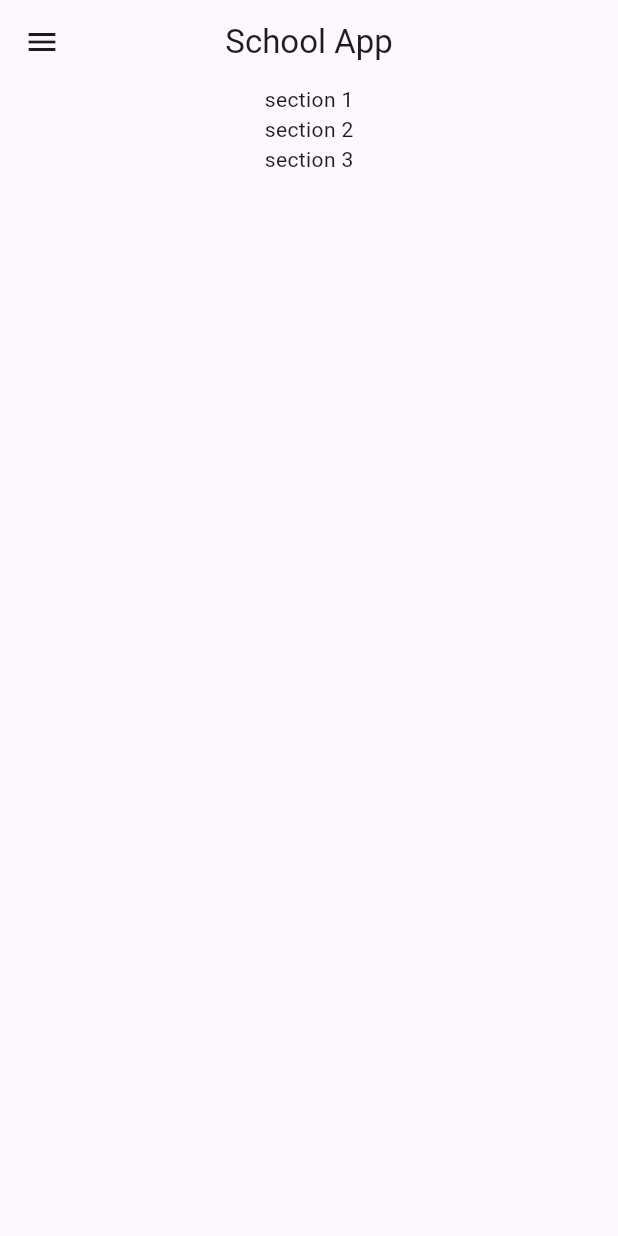
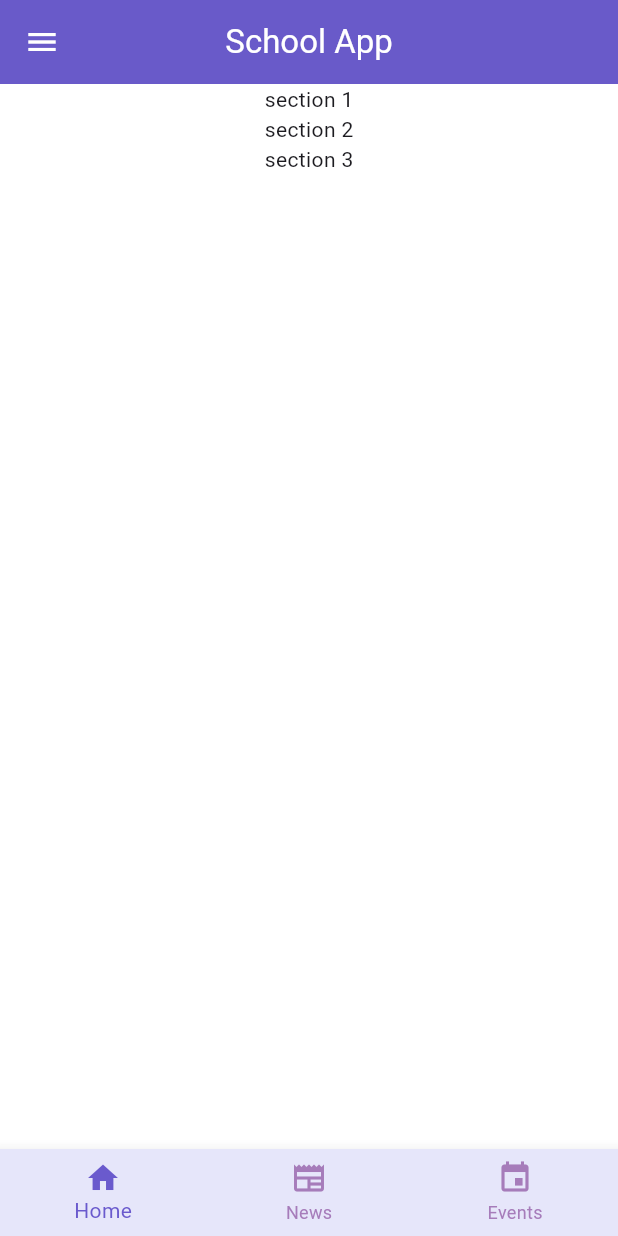
Before and after one commit to AndrewO777/MobileClient-CS321, a Flutter app: the screen it shows after launch, on a phone screen of 412 x 824 dp. Run offline on Flutter 3.47's test engine with Material 3 defaults, Android fonts, the light colour scheme and no system bars; our stand-ins replace go_router.

Commit message:
Added GoRouter and Scaffold

```diff
--- a/lib/main.dart
+++ b/lib/main.dart
@@ -1,5 +1,5 @@
 import 'package:flutter/material.dart';
-import 'pages/home_page.dart';
+import 'router/app_router.dart';
 
 void main() {
   runApp(const MyApp());
@@ -10,11 +10,37 @@ class MyApp extends StatelessWidget {
 
   @override
   Widget build(BuildContext context) {
-    return MaterialApp(
-      title: 'School App',
-      home: const HomePage(),
-      //For the future
-      //news: const NewsPage(),
+    return MaterialApp.router(
+      title: 'NERD Tech School',
+      theme: ThemeData(
+        useMaterial3: true,
+        colorScheme: ColorScheme.fromSeed(
+          seedColor: const Color(0xFF6A5ACD),
+          primary: const Color(0xFF6A5ACD),
+          secondary: const Color(0xFFA67CBA),
+          surface: const Color(0xFFE6E6FA),
+        ),
+        appBarTheme: const AppBarTheme(
+          backgroundColor: Color(0xFF6A5ACD),
+          foregroundColor: Colors.white,
+          elevation: 2,
+        ),
+        bottomNavigationBarTheme: const BottomNavigationBarThemeData(
+          backgroundColor: Color(0xFFE6E6FA),
+          selectedItemColor: Color(0xFF6A5ACD),
+          unselectedItemColor: Color(0xFFA67CBA),
+          type: BottomNavigationBarType.fixed,
+        ),
+        scaffoldBackgroundColor: Colors.white,
+        cardTheme: CardThemeData(
+          color: Colors.white,
+          elevation: 2,
+          shape: RoundedRectangleBorder(
+            borderRadius: BorderRadius.circular(12),
+          ),
+        ),
+      ),
+      routerConfig: AppRouter.router,
     );
   }
 }
--- a/lib/pages/events_page.dart
+++ b/lib/pages/events_page.dart
@@ -47,7 +47,7 @@ class EventsPage extends StatelessWidget {
                           ),
                         ),
                         Text(
-                          "events & Announcements",
+                          "Events",
                           style: TextStyle(
                             fontSize: 14,
                             color: Colors.black54,
--- /dev/null
+++ b/lib/router/app_router.dart
@@ -0,0 +1,43 @@
+import 'package:flutter/material.dart';
+import 'package:go_router/go_router.dart';
+import '../pages/home_page.dart';
+import '../pages/news_page.dart';
+import '../pages/events_page.dart';
+import '../widgets/main_scaffold.dart';
+
+
+class AppRouter {
+  static final GoRouter router = GoRouter(
+    initialLocation: '/',
+    routes: [
+      ShellRoute(
+        builder: (context, state, child) {
+          return MainScaffold(child: child);
+        },
+        routes: [
+          GoRoute(
+            path: '/',
+            name: 'home',
+            pageBuilder: (context, state) => const NoTransitionPage(
+              child: HomePage(),
+            ),
+          ),
+          GoRoute(
+            path: '/news',
+            name: 'news',
+            pageBuilder: (context, state) => const NoTransitionPage(
+              child: NewsPage(),
+            ),
+          ),
+          GoRoute(
+            path: '/events',
+            name: 'events',
+            pageBuilder: (context, state) => const NoTransitionPage(
+              child: EventsPage(),
+            ),
+          ),
+        ],
+      ),
+    ],
+  );
+}
--- /dev/null
+++ b/lib/widgets/main_scaffold.dart
@@ -0,0 +1,55 @@
+import 'package:flutter/material.dart';
+import 'package:go_router/go_router.dart';
+
+class MainScaffold extends StatelessWidget {
+  final Widget child;
+
+  const MainScaffold({super.key, required this.child});
+
+  int _calculateSelectedIndex(BuildContext context) {
+    final String location = GoRouterState.of(context).uri.path;
+    if (location == '/') return 0;
+    if (location.startsWith('/news')) return 1;
+    if (location.startsWith('/events')) return 2;
+    return 0;
+  }
+
+  void _onItemTapped(BuildContext context, int index) {
+    switch (index) {
+      case 0:
+        context.go('/');
+        break;
+      case 1:
+        context.go('/news');
+        break;
+      case 2:
+        context.go('/events');
+        break;
+    }
+  }
+
+  @override
+  Widget build(BuildContext context) {
+    return Scaffold(
+      body: child,
+      bottomNavigationBar: BottomNavigationBar(
+        currentIndex: _calculateSelectedIndex(context),
+        onTap: (index) => _onItemTapped(context, index),
+        items: const [
+          BottomNavigationBarItem(
+            icon: Icon(Icons.home),
+            label: 'Home',
+          ),
+          BottomNavigationBarItem(
+            icon: Icon(Icons.newspaper),
+            label: 'News',
+          ),
+          BottomNavigationBarItem(
+            icon: Icon(Icons.event),
+            label: 'Events',
+          ),
+        ],
+      ),
+    );
+  }
+}
--- a/pubspec.yaml
+++ b/pubspec.yaml
@@ -34,6 +34,7 @@ dependencies:
   # The following adds the Cupertino Icons font to your application.
   # Use with the CupertinoIcons class for iOS style icons.
   cupertino_icons: ^1.0.8
+  go_router: ^14.6.2
 
 dev_dependencies:
   flutter_test:
```
